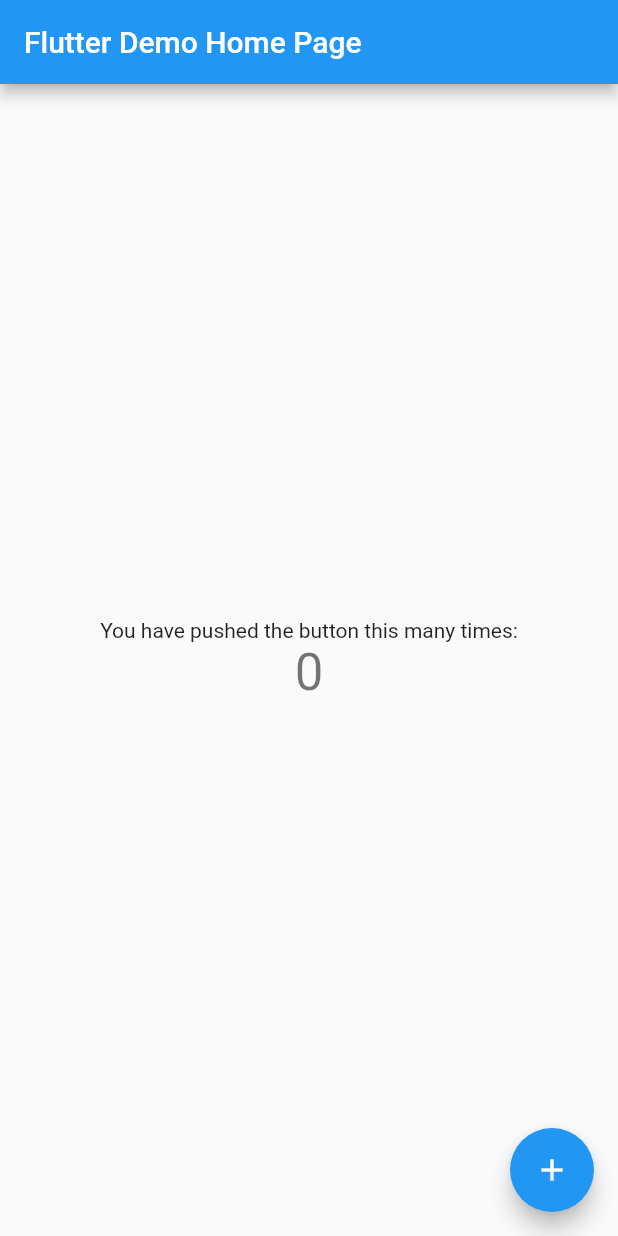
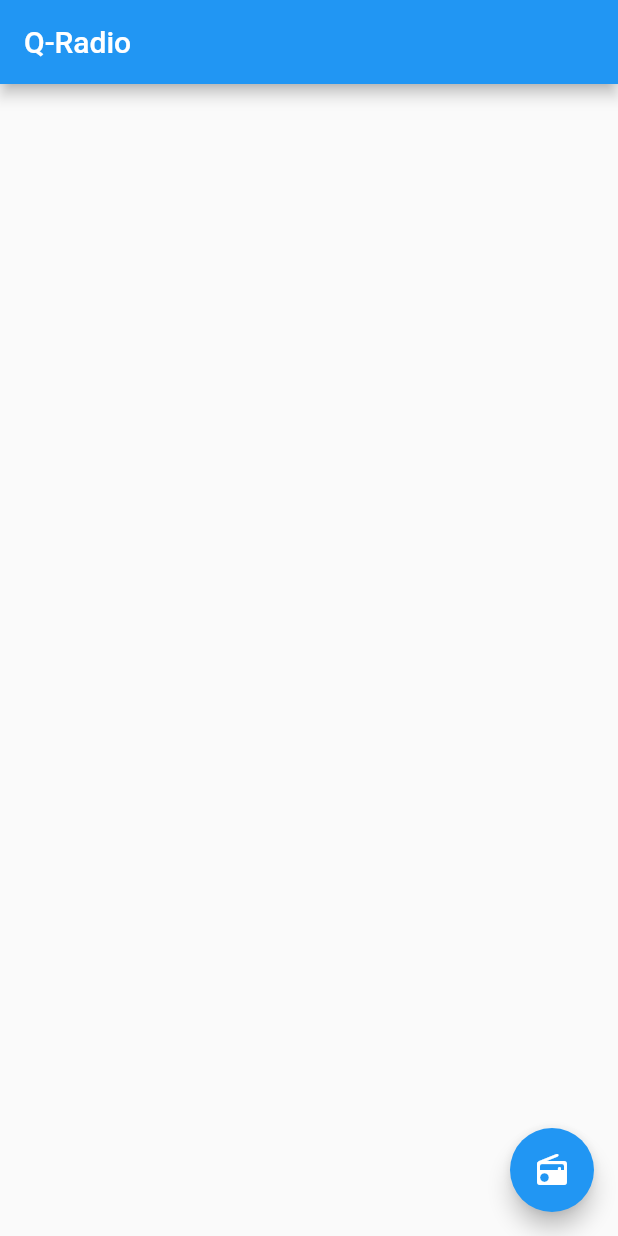
Before and after one commit to johnolamide/q-radio, a Flutter app: the screen it shows after launch, on a phone screen of 412 x 824 dp. Run offline on Flutter 3.47's test engine with Material 2 defaults, Android fonts, the phone set to English and light mode, and no system bars.

Commit message:
first interface

```diff
--- a/lib/main.dart
+++ b/lib/main.dart
@@ -1,116 +1,28 @@
 import 'package:flutter/material.dart';
 
 void main() {
-  runApp(const MyApp());
+  runApp(const MainApp());
 }
 
-class MyApp extends StatelessWidget {
-  const MyApp({super.key});
+class MainApp extends StatelessWidget {
+  const MainApp({super.key});
 
-  // This widget is the root of your application.
   @override
   Widget build(BuildContext context) {
     return MaterialApp(
-      title: 'Flutter Demo',
       debugShowCheckedModeBanner: false,
-      theme: ThemeData(
-        // This is the theme of your application.
-        //
-        // Try running your application with "flutter run". You'll see the
-        // application has a blue toolbar. Then, without quitting the app, try
-        // changing the primarySwatch below to Colors.green and then invoke
-        // "hot reload" (press "r" in the console where you ran "flutter run",
-        // or simply save your changes to "hot reload" in a Flutter IDE).
-        // Notice that the counter didn't reset back to zero; the application
-        // is not restarted.
-        primarySwatch: Colors.blue,
+      title: "Q-Radio",
+      home: Scaffold(
+        appBar: AppBar(
+          title: const Text("Q-Radio"),
+        ),
+        floatingActionButton: FloatingActionButton(
+          onPressed: (() {
+            print("Radio Pressed");
+          }),
+          child: const Icon(Icons.radio_rounded),
+        ),
       ),
-      home: const MyHomePage(title: 'Flutter Demo Home Page'),
     );
   }
 }
-
-class MyHomePage extends StatefulWidget {
-  const MyHomePage({super.key, required this.title});
-
-  // This widget is the home page of your application. It is stateful, meaning
-  // that it has a State object (defined below) that contains fields that affect
-  // how it looks.
-
-  // This class is the configuration for the state. It holds the values (in this
-  // case the title) provided by the parent (in this case the App widget) and
-  // used by the build method of the State. Fields in a Widget subclass are
-  // always marked "final".
-
-  final String title;
-
-  @override
-  State<MyHomePage> createState() => _MyHomePageState();
-}
-
-class _MyHomePageState extends State<MyHomePage> {
-  int _counter = 0;
-
-  void _incrementCounter() {
-    setState(() {
-      // This call to setState tells the Flutter framework that something has
-      // changed in this State, which causes it to rerun the build method below
-      // so that the display can reflect the updated values. If we changed
-      // _counter without calling setState(), then the build method would not be
-      // called again, and so nothing would appear to happen.
-      _counter++;
-    });
-  }
-
-  @override
-  Widget build(BuildContext context) {
-    // This method is rerun every time setState is called, for instance as done
-    // by the _incrementCounter method above.
-    //
-    // The Flutter framework has been optimized to make rerunning build methods
-    // fast, so that you can just rebuild anything that needs updating rather
-    // than having to individually change instances of widgets.
-    return Scaffold(
-      appBar: AppBar(
-        // Here we take the value from the MyHomePage object that was created by
-        // the App.build method, and use it to set our appbar title.
-        title: Text(widget.title),
-      ),
-      body: Center(
-        // Center is a layout widget. It takes a single child and positions it
-        // in the middle of the parent.
-        child: Column(
-          // Column is also a layout widget. It takes a list of children and
-          // arranges them vertically. By default, it sizes itself to fit its
-          // children horizontally, and tries to be as tall as its parent.
-          //
-          // Invoke "debug painting" (press "p" in the console, choose the
-          // "Toggle Debug Paint" action from the Flutter Inspector in Android
-          // Studio, or the "Toggle Debug Paint" command in Visual Studio Code)
-          // to see the wireframe for each widget.
-          //
-          // Column has various properties to control how it sizes itself and
-          // how it positions its children. Here we use mainAxisAlignment to
-          // center the children vertically; the main axis here is the vertical
-          // axis because Columns are vertical (the cross axis would be
-          // horizontal).
-          mainAxisAlignment: MainAxisAlignment.center,
-          children: <Widget>[
-            const Text(
-              'You have pushed the button this many times:',
-            ),
-            Text(
-              '$_counter',
-              style: Theme.of(context).textTheme.headline4,
-            ),
-          ],
-        ),
-      ),
-      floatingActionButton: FloatingActionButton(
-        onPressed: _incrementCounter,
-        tooltip: 'Increment',
-        child: const Icon(Icons.add),
-      ), // This trailing comma makes auto-formatting nicer for build methods.
-    );
-  }
-}
```
